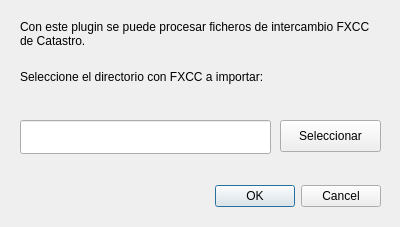
Above: ui/ui_fxcc2qgis.ui from fpsampayo/fxcc2Qgis before the change. Below: the same form after it.
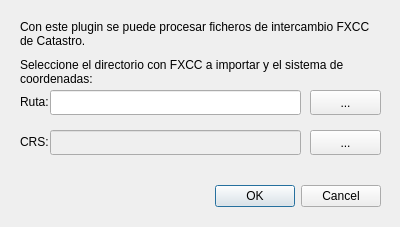
That is the form after the change.

Commit message: Se añade selector del sistema de coordenadas de las capas generadas

The edit to the form file:
```diff
--- a/ui/ui_fxcc2qgis.ui
+++ b/ui/ui_fxcc2qgis.ui
@@ -52,13 +52,13 @@
    <property name="geometry">
     <rect>
      <x>20</x>
-     <y>70</y>
+     <y>58</y>
      <width>361</width>
      <height>31</height>
     </rect>
    </property>
    <property name="text">
-    <string>Seleccione el directorio con FXCC a importar:</string>
+    <string>Seleccione el directorio con FXCC a importar y el sistema de coordenadas:</string>
    </property>
    <property name="alignment">
     <set>Qt::AlignLeading|Qt::AlignLeft|Qt::AlignTop</set>
@@ -70,24 +70,88 @@
   <widget class="QLineEdit" name="cmpRuta">
    <property name="geometry">
     <rect>
-     <x>20</x>
-     <y>120</y>
+     <x>50</x>
+     <y>90</y>
      <width>251</width>
-     <height>34</height>
+     <height>25</height>
     </rect>
    </property>
   </widget>
   <widget class="QPushButton" name="btnSeleccionar">
    <property name="geometry">
     <rect>
-     <x>280</x>
-     <y>120</y>
-     <width>101</width>
-     <height>32</height>
+     <x>310</x>
+     <y>90</y>
+     <width>71</width>
+     <height>25</height>
     </rect>
    </property>
    <property name="text">
-    <string>Seleccionar</string>
+    <string>...</string>
+   </property>
+  </widget>
+  <widget class="QLineEdit" name="cmpCrs">
+   <property name="enabled">
+    <bool>false</bool>
+   </property>
+   <property name="geometry">
+    <rect>
+     <x>50</x>
+     <y>130</y>
+     <width>251</width>
+     <height>25</height>
+    </rect>
+   </property>
+  </widget>
+  <widget class="QPushButton" name="btnSeleccionarCrs">
+   <property name="geometry">
+    <rect>
+     <x>310</x>
+     <y>130</y>
+     <width>71</width>
+     <height>25</height>
+    </rect>
+   </property>
+   <property name="text">
+    <string>...</string>
+   </property>
+  </widget>
+  <widget class="QLabel" name="label_3">
+   <property name="geometry">
+    <rect>
+     <x>20</x>
+     <y>95</y>
+     <width>41</width>
+     <height>16</height>
+    </rect>
+   </property>
+   <property name="text">
+    <string>Ruta:</string>
+   </property>
+   <property name="alignment">
+    <set>Qt::AlignLeading|Qt::AlignLeft|Qt::AlignTop</set>
+   </property>
+   <property name="wordWrap">
+    <bool>true</bool>
+   </property>
+  </widget>
+  <widget class="QLabel" name="label_4">
+   <property name="geometry">
+    <rect>
+     <x>20</x>
+     <y>135</y>
+     <width>41</width>
+     <height>16</height>
+    </rect>
+   </property>
+   <property name="text">
+    <string>CRS:</string>
+   </property>
+   <property name="alignment">
+    <set>Qt::AlignLeading|Qt::AlignLeft|Qt::AlignTop</set>
+   </property>
+   <property name="wordWrap">
+    <bool>true</bool>
    </property>
   </widget>
  </widget>
```
Left out of the diff: 2 changed lines with no effect on the pictures. The commit also changes 3 other files.
